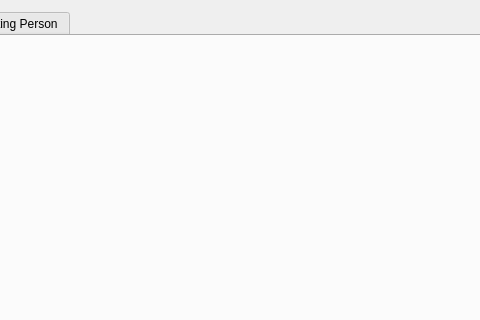
Before: the Qt Designer form image_processing_app.ui in soyoung125/MultimediaProcessingTool, drawn with Qt 5; both pictures show x 557 to 1037 and y 0 to 320 of the 1222 by 803 pixel window.
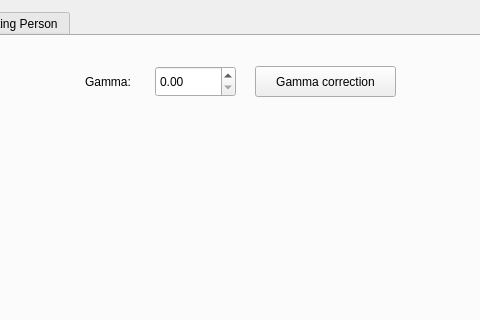
After: the same form once the commit is applied. The open tabs and pages were chosen to show the change.

Commit message: gamma correction 구현

Patch:
```diff
--- a/image_processing_app.ui
+++ b/image_processing_app.ui
@@ -324,6 +324,42 @@
        <string>Histogram Equalization</string>
       </property>
      </widget>
+     <widget class="QPushButton" name="btnGammaCorrection">
+      <property name="geometry">
+       <rect>
+        <x>810</x>
+        <y>30</y>
+        <width>141</width>
+        <height>31</height>
+       </rect>
+      </property>
+      <property name="text">
+       <string>Gamma correction</string>
+      </property>
+     </widget>
+     <widget class="QDoubleSpinBox" name="dsGamma">
+      <property name="geometry">
+       <rect>
+        <x>710</x>
+        <y>30</y>
+        <width>81</width>
+        <height>31</height>
+       </rect>
+      </property>
+     </widget>
+     <widget class="QLabel" name="lblGamma">
+      <property name="geometry">
+       <rect>
+        <x>640</x>
+        <y>30</y>
+        <width>64</width>
+        <height>31</height>
+       </rect>
+      </property>
+      <property name="text">
+       <string>Gamma:</string>
+      </property>
+     </widget>
     </widget>
     <widget class="QWidget" name="tab_3">
      <attribute name="title">
```
The commit also changes 2 other files.
